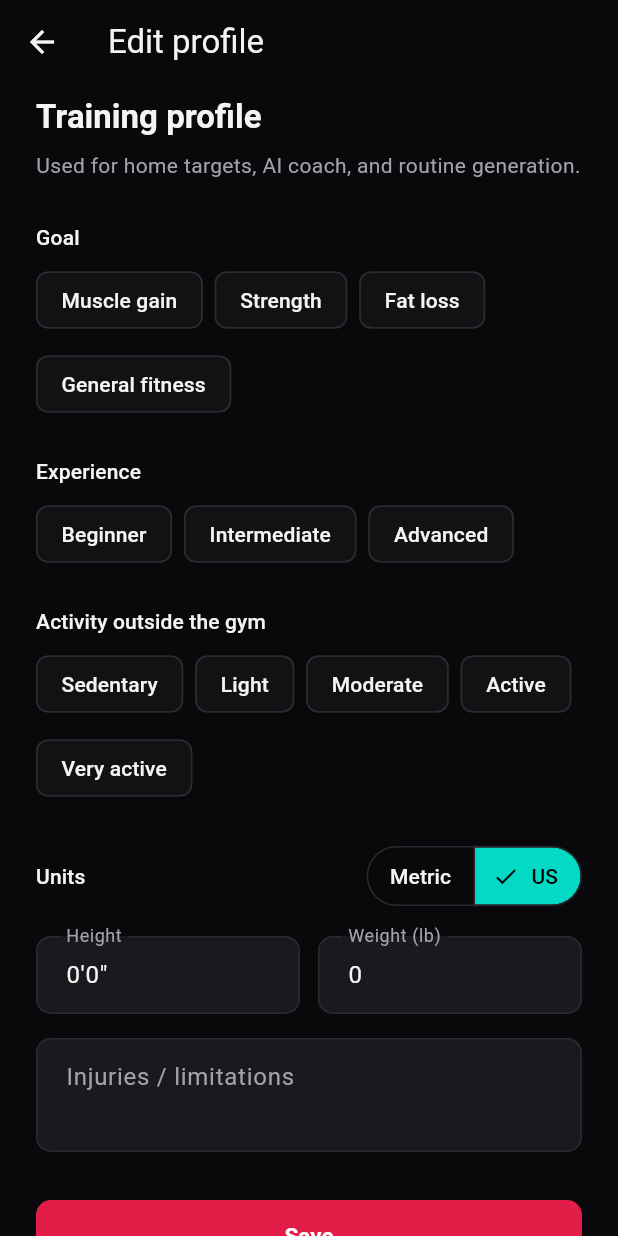
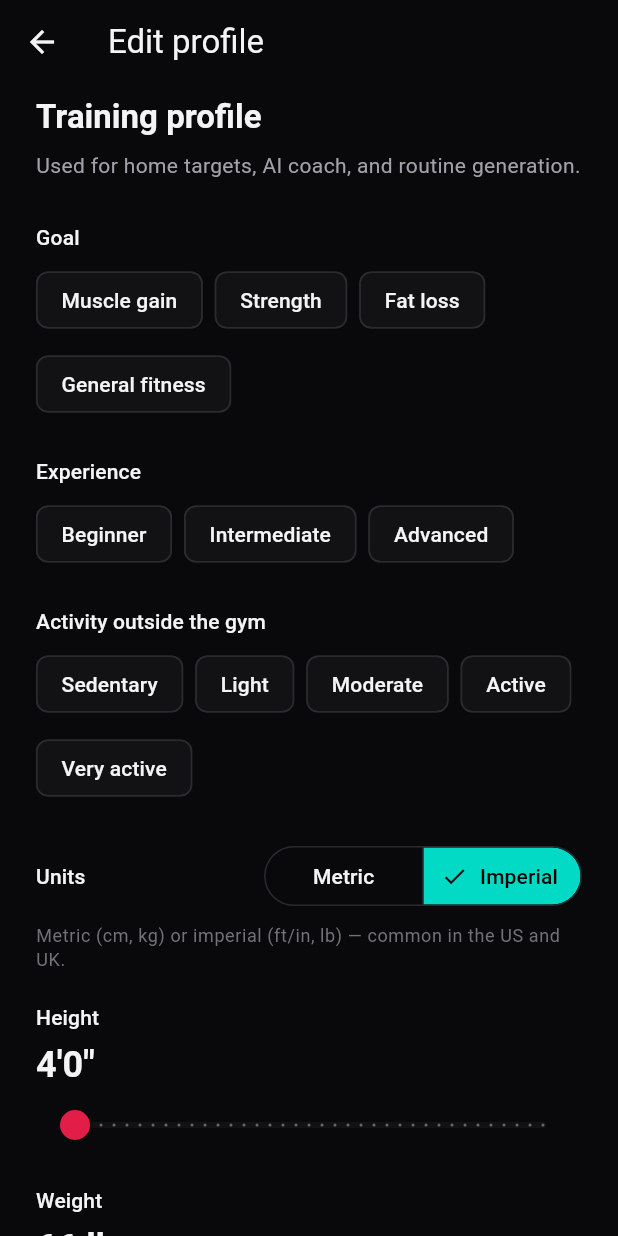
Before and after one commit to al4nzh/gains, a Flutter app: the EditProfileScreen screen opened by its route, on a phone screen of 412 x 824 dp. Run offline on Flutter 3.47's test engine with Material 3 defaults, Android fonts, the phone set to English and light mode, and no system bars; our stand-ins replace dio, flutter_secure_storage, go_router, google_sign_in, image_picker, shared_preferences and 1 more; missing offline and left inert: flutter_body_part_selector; accounts and stored records are empty.

Commit message:
updated height input

```diff
--- a/mobile/lib/core/units/body_units.dart
+++ b/mobile/lib/core/units/body_units.dart
@@ -7,6 +7,19 @@ enum BodyUnitSystem {
 abstract final class BodyUnits {
   static const double cmPerInch = 2.54;
   static const double kgPerLb = 0.45359237;
+
+  /// Slider ranges (stored values still validated against API limits).
+  static const int minHeightCm = 50;
+  static const int maxHeightCm = 220;
+  static const int minTotalInches = 48; // 4'0"
+  static const int maxTotalInches = 84; // 7'0"
+  static const int minWeightKg = 20;
+  static const int maxWeightKg = 200;
+  static const int minWeightLb = 66;
+  static const int maxWeightLb = 440;
+
+  static const double defaultHeightCm = 170;
+  static const double defaultWeightKg = 75;
 
   static BodyUnitSystem defaultForLocale(String? countryCode) {
     switch (countryCode?.toUpperCase()) {
@@ -57,6 +70,45 @@ abstract final class BodyUnits {
     return units == BodyUnitSystem.imperial ? n * kgPerLb : n;
   }
 
+  static int cmToTotalInches(double cm) => (cm / cmPerInch).round().clamp(minTotalInches, maxTotalInches);
+
+  static double totalInchesToCm(int totalInches) => totalInches * cmPerInch;
+
+  static int kgToLb(double kg) => (kg / kgPerLb).round().clamp(minWeightLb, maxWeightLb);
+
+  static double lbToKg(int lb) => lb * kgPerLb;
+
+  static String formatHeightDisplay(double cm, BodyUnitSystem units) {
+    if (units == BodyUnitSystem.metric) {
+      return '${cm.round()} cm';
+    }
+    final totalIn = cmToTotalInches(cm);
+    final ft = totalIn ~/ 12;
+    final inch = totalIn % 12;
+    return "$ft'$inch\"";
+  }
+
+  static String formatWeightDisplay(double kg, BodyUnitSystem units) {
+    if (units == BodyUnitSystem.metric) {
+      return '${kg.round()} kg';
+    }
+    return '${kgToLb(kg)} lb';
+  }
+
+  static String? validateHeightCm(double cm) {
+    if (cm < 50 || cm > 300) {
+      return 'Height must be between 50–300 cm';
+    }
+    return null;
+  }
+
+  static String? validateWeightKg(double kg) {
+    if (kg < 20 || kg > 400) {
+      return 'Weight must be between 20–400 kg';
+    }
+    return null;
+  }
+
   static String formatHeightCm(double cm, BodyUnitSystem units) {
     if (units == BodyUnitSystem.metric) {
       if (cm == cm.roundToDouble()) return cm.toInt().toString();
--- a/mobile/lib/features/profile/presentation/edit_profile_screen.dart
+++ b/mobile/lib/features/profile/presentation/edit_profile_screen.dart
@@ -6,7 +6,6 @@ import 'package:gains/core/widgets/gains_scaffold.dart';
 import 'package:gains/core/widgets/gains_text_field.dart';
 import 'package:gains/core/widgets/option_chip_group.dart';
 import 'package:gains/features/auth/session/auth_session.dart';
-import 'package:gains/core/preferences/body_units_preference.dart';
 import 'package:gains/features/profile/models/profile_options.dart';
 import 'package:gains/features/profile/models/profile_update.dart';
 import 'package:gains/features/profile/widgets/profile_body_fields.dart';
@@ -22,9 +21,10 @@ class EditProfileScreen extends StatefulWidget {
 
 class _EditProfileScreenState extends State<EditProfileScreen> {
   final _formKey = GlobalKey<FormState>();
-  final _height = TextEditingController();
-  final _weight = TextEditingController();
+  final _bodyFieldsKey = GlobalKey<ProfileBodyFieldsState>();
   final _injuryNotes = TextEditingController();
+  double? _initialHeightCm;
+  double? _initialWeightKg;
 
   String? _goal;
   String? _experienceLevel;
@@ -34,13 +34,11 @@ class _EditProfileScreenState extends State<EditProfileScreen> {
 
   @override
   void dispose() {
-    _height.dispose();
-    _weight.dispose();
     _injuryNotes.dispose();
     super.dispose();
   }
 
-  void _prefillFromSession(AuthSession session, BodyUnitsPreference units) {
+  void _prefillFromSession(AuthSession session) {
     if (_initialized) return;
     final p = session.profile;
     if (p == null) return;
@@ -48,19 +46,20 @@ class _EditProfileScreenState extends State<EditProfileScreen> {
     _goal = p.goal;
     _experienceLevel = p.experience;
     _activityLevel = p.activityLevel;
-    ProfileBodyFields.prefillFromProfile(
-      height: _height,
-      weight: _weight,
-      units: units.units,
-      heightCm: p.heightCm,
-      weightKg: p.weightKg,
-    );
+    _initialHeightCm = p.heightCm;
+    _initialWeightKg = p.weightKg;
     if (p.injuryNotes != null) _injuryNotes.text = p.injuryNotes!;
     _initialized = true;
   }
 
   Future<void> _submit() async {
     if (!_formKey.currentState!.validate()) return;
+
+    final bodyErr = _bodyFieldsKey.currentState?.validate();
+    if (bodyErr != null) {
+      ScaffoldMessenger.of(context).showSnackBar(SnackBar(content: Text(bodyErr)));
+      return;
+    }
 
     if (_goal == null || _experienceLevel == null || _activityLevel == null) {
       ScaffoldMessenger.of(context).showSnackBar(
@@ -69,12 +68,7 @@ class _EditProfileScreenState extends State<EditProfileScreen> {
       return;
     }
 
-    final unitSystem = context.read<BodyUnitsPreference>().units;
-    final parsed = ProfileBodyFields.parse(
-      heightRaw: _height.text,
-      weightRaw: _weight.text,
-      units: unitSystem,
-    );
+    final body = _bodyFieldsKey.currentState!;
     final notes = _injuryNotes.text.trim();
 
     setState(() => _loading = true);
@@ -85,8 +79,8 @@ class _EditProfileScreenState extends State<EditProfileScreen> {
         ProfileUpdate(
           goal: _goal,
           experience: _experienceLevel,
-          heightCm: parsed.heightCm,
-          weightKg: parsed.weightKg,
+          heightCm: body.heightCm,
+          weightKg: body.weightKg,
           activityLevel: _activityLevel,
           injuryNotes: notes.isEmpty ? '' : notes,
         ),
@@ -109,8 +103,7 @@ class _EditProfileScreenState extends State<EditProfileScreen> {
   @override
   Widget build(BuildContext context) {
     final session = context.watch<AuthSession>();
-    final units = context.watch<BodyUnitsPreference>();
-    _prefillFromSession(session, units);
+    _prefillFromSession(session);
 
     return GainsScaffold(
       appBar: AppBar(
@@ -165,8 +158,9 @@ class _EditProfileScreenState extends State<EditProfileScreen> {
             ),
             const SizedBox(height: 24),
             ProfileBodyFields(
-              heightController: _height,
-              weightController: _weight,
+              key: _bodyFieldsKey,
+              initialHeightCm: _initialHeightCm,
+              initialWeightKg: _initialWeightKg,
             ),
             const SizedBox(height: 16),
             GainsTextField(
--- a/mobile/lib/features/profile/widgets/profile_body_fields.dart
+++ b/mobile/lib/features/profile/widgets/profile_body_fields.dart
@@ -1,93 +1,165 @@
 import 'package:flutter/material.dart';
 import 'package:gains/core/preferences/body_units_preference.dart';
+import 'package:gains/core/theme/app_colors.dart';
 import 'package:gains/core/units/body_units.dart';
-import 'package:gains/core/widgets/gains_text_field.dart';
 import 'package:provider/provider.dart';
 
-/// Height and weight inputs with metric/imperial toggle (stored as cm/kg on submit).
-class ProfileBodyFields extends StatelessWidget {
+/// Height and weight pickers (sliders). Values are kept as cm/kg; API always uses metric.
+class ProfileBodyFields extends StatefulWidget {
   const ProfileBodyFields({
     super.key,
-    required this.heightController,
-    required this.weightController,
+    this.initialHeightCm,
+    this.initialWeightKg,
   });
 
-  final TextEditingController heightController;
-  final TextEditingController weightController;
+  final double? initialHeightCm;
+  final double? initialWeightKg;
+
+  @override
+  State<ProfileBodyFields> createState() => ProfileBodyFieldsState();
+}
+
+class ProfileBodyFieldsState extends State<ProfileBodyFields> {
+  late double _heightCm;
+  late double _weightKg;
+
+  @override
+  void initState() {
+    super.initState();
+    _heightCm = _clampHeight(widget.initialHeightCm ?? BodyUnits.defaultHeightCm);
+    _weightKg = _clampWeight(widget.initialWeightKg ?? BodyUnits.defaultWeightKg);
+  }
+
+  double get heightCm => _heightCm;
+  double get weightKg => _weightKg;
+
+  /// Validates current slider values. Returns an error message or null if OK.
+  String? validate() {
+    return BodyUnits.validateHeightCm(_heightCm) ?? BodyUnits.validateWeightKg(_weightKg);
+  }
+
+  static double _clampHeight(double cm) =>
+      cm.clamp(BodyUnits.minHeightCm.toDouble(), BodyUnits.maxHeightCm.toDouble());
+
+  static double _clampWeight(double kg) =>
+      kg.clamp(BodyUnits.minWeightKg.toDouble(), BodyUnits.maxWeightKg.toDouble());
 
   @override
   Widget build(BuildContext context) {
     final units = context.watch<BodyUnitsPreference>();
+    final theme = Theme.of(context);
 
     return Column(
       crossAxisAlignment: CrossAxisAlignment.stretch,
       children: [
         Row(
           children: [
-            Text('Units', style: Theme.of(context).textTheme.labelLarge),
+            Text('Units', style: theme.textTheme.labelLarge),
             const Spacer(),
             SegmentedButton<BodyUnitSystem>(
               segments: const [
                 ButtonSegment(value: BodyUnitSystem.metric, label: Text('Metric')),
-                ButtonSegment(value: BodyUnitSystem.imperial, label: Text('US')),
+                ButtonSegment(value: BodyUnitSystem.imperial, label: Text('Imperial')),
               ],
               selected: {units.units},
               onSelectionChanged: (s) => units.setUnits(s.first),
             ),
           ],
         ),
+        const SizedBox(height: 8),
+        Text(
+          'Metric (cm, kg) or imperial (ft/in, lb) — common in the US and UK.',
+          style: theme.textTheme.bodySmall?.copyWith(color: AppColors.textMuted),
+        ),
+        const SizedBox(height: 20),
+        _BodySliderCard(
+          label: 'Height',
+          valueLabel: BodyUnits.formatHeightDisplay(_heightCm, units.units),
+          child: units.isMetric ? _metricHeightSlider() : _imperialHeightSlider(),
+        ),
         const SizedBox(height: 16),
-        Row(
-          crossAxisAlignment: CrossAxisAlignment.start,
-          children: [
-            Expanded(
-              child: GainsTextField(
-                controller: heightController,
-                label: units.isMetric ? 'Height (cm)' : 'Height',
-                hint: units.isMetric ? null : "e.g. 5'10",
-                keyboardType: const TextInputType.numberWithOptions(decimal: true),
-                textInputAction: TextInputAction.next,
-                validator: (v) => BodyUnits.validateHeightInput(v, units.units),
-              ),
-            ),
-            const SizedBox(width: 12),
-            Expanded(
-              child: GainsTextField(
-                controller: weightController,
-                label: units.isMetric ? 'Weight (kg)' : 'Weight (lb)',
-                keyboardType: const TextInputType.numberWithOptions(decimal: true),
-                textInputAction: TextInputAction.next,
-                validator: (v) => BodyUnits.validateWeightInput(v, units.units),
-              ),
-            ),
-          ],
+        _BodySliderCard(
+          label: 'Weight',
+          valueLabel: BodyUnits.formatWeightDisplay(_weightKg, units.units),
+          child: units.isMetric ? _metricWeightSlider() : _imperialWeightSlider(),
         ),
       ],
     );
   }
 
-  static void prefillFromProfile({
-    required TextEditingController height,
-    required TextEditingController weight,
-    required BodyUnitSystem units,
-    double? heightCm,
-    double? weightKg,
-  }) {
-    if (heightCm != null && height.text.isEmpty) {
-      height.text = BodyUnits.formatHeightCm(heightCm, units);
-    }
-    if (weightKg != null && weight.text.isEmpty) {
-      weight.text = BodyUnits.formatWeightKg(weightKg, units);
-    }
+  Widget _metricHeightSlider() {
+    return Slider(
+      value: _heightCm.clamp(BodyUnits.minHeightCm.toDouble(), BodyUnits.maxHeightCm.toDouble()),
+      min: BodyUnits.minHeightCm.toDouble(),
+      max: BodyUnits.maxHeightCm.toDouble(),
+      divisions: BodyUnits.maxHeightCm - BodyUnits.minHeightCm,
+      label: '${_heightCm.round()} cm',
+      onChanged: (v) => setState(() => _heightCm = v.roundToDouble()),
+    );
   }
 
-  static ({double heightCm, double weightKg}) parse({
-    required String heightRaw,
-    required String weightRaw,
-    required BodyUnitSystem units,
-  }) {
-    final h = BodyUnits.parseHeightToCm(heightRaw, units)!;
-    final w = BodyUnits.parseWeightToKg(weightRaw, units)!;
-    return (heightCm: h, weightKg: w);
+  Widget _imperialHeightSlider() {
+    final totalIn = BodyUnits.cmToTotalInches(_heightCm);
+    return Slider(
+      value: totalIn.toDouble(),
+      min: BodyUnits.minTotalInches.toDouble(),
+      max: BodyUnits.maxTotalInches.toDouble(),
+      divisions: BodyUnits.maxTotalInches - BodyUnits.minTotalInches,
+      label: BodyUnits.formatHeightDisplay(_heightCm, BodyUnitSystem.imperial),
+      onChanged: (v) => setState(() => _heightCm = BodyUnits.totalInchesToCm(v.round())),
+    );
+  }
+
+  Widget _metricWeightSlider() {
+    return Slider(
+      value: _weightKg.clamp(BodyUnits.minWeightKg.toDouble(), BodyUnits.maxWeightKg.toDouble()),
+      min: BodyUnits.minWeightKg.toDouble(),
+      max: BodyUnits.maxWeightKg.toDouble(),
+      divisions: BodyUnits.maxWeightKg - BodyUnits.minWeightKg,
+      label: '${_weightKg.round()} kg',
+      onChanged: (v) => setState(() => _weightKg = v.roundToDouble()),
+    );
+  }
+
+  Widget _imperialWeightSlider() {
+    final lb = BodyUnits.kgToLb(_weightKg);
+    return Slider(
+      value: lb.toDouble(),
+      min: BodyUnits.minWeightLb.toDouble(),
+      max: BodyUnits.maxWeightLb.toDouble(),
+      divisions: BodyUnits.maxWeightLb - BodyUnits.minWeightLb,
+      label: '$lb lb',
+      onChanged: (v) => setState(() => _weightKg = BodyUnits.lbToKg(v.round())),
+    );
   }
 }
+
+class _BodySliderCard extends StatelessWidget {
+  const _BodySliderCard({
+    required this.label,
+    required this.valueLabel,
+    required this.child,
+  });
+
+  final String label;
+  final String valueLabel;
+  final Widget child;
+
+  @override
+  Widget build(BuildContext context) {
+    return Column(
+      crossAxisAlignment: CrossAxisAlignment.stretch,
+      children: [
+        Text(label, style: Theme.of(context).textTheme.labelLarge),
+        const SizedBox(height: 6),
+        Text(
+          valueLabel,
+          style: Theme.of(context).textTheme.headlineSmall?.copyWith(
+                fontWeight: FontWeight.w700,
+              ),
+        ),
+        child,
+      ],
+    );
+  }
+}
```
Also changed, not shown: mobile/lib/features/profile/presentation/onboarding_screen.dart (+18 -26 lines).
